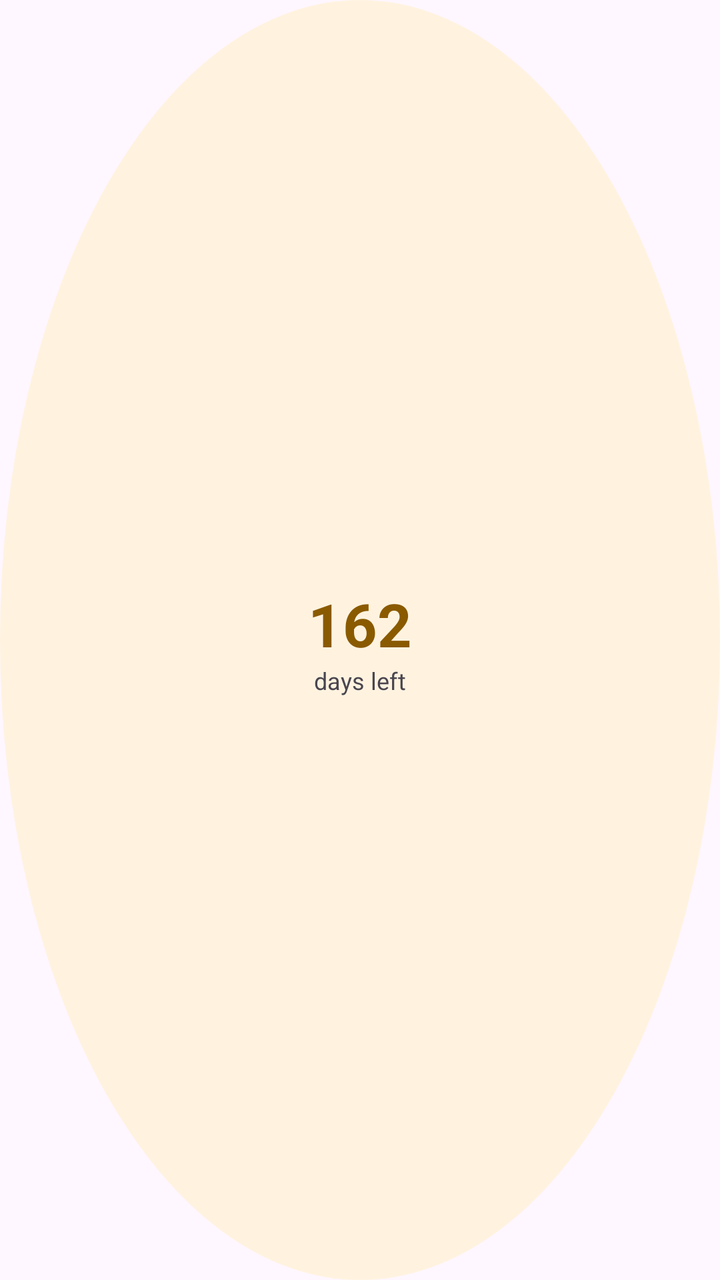
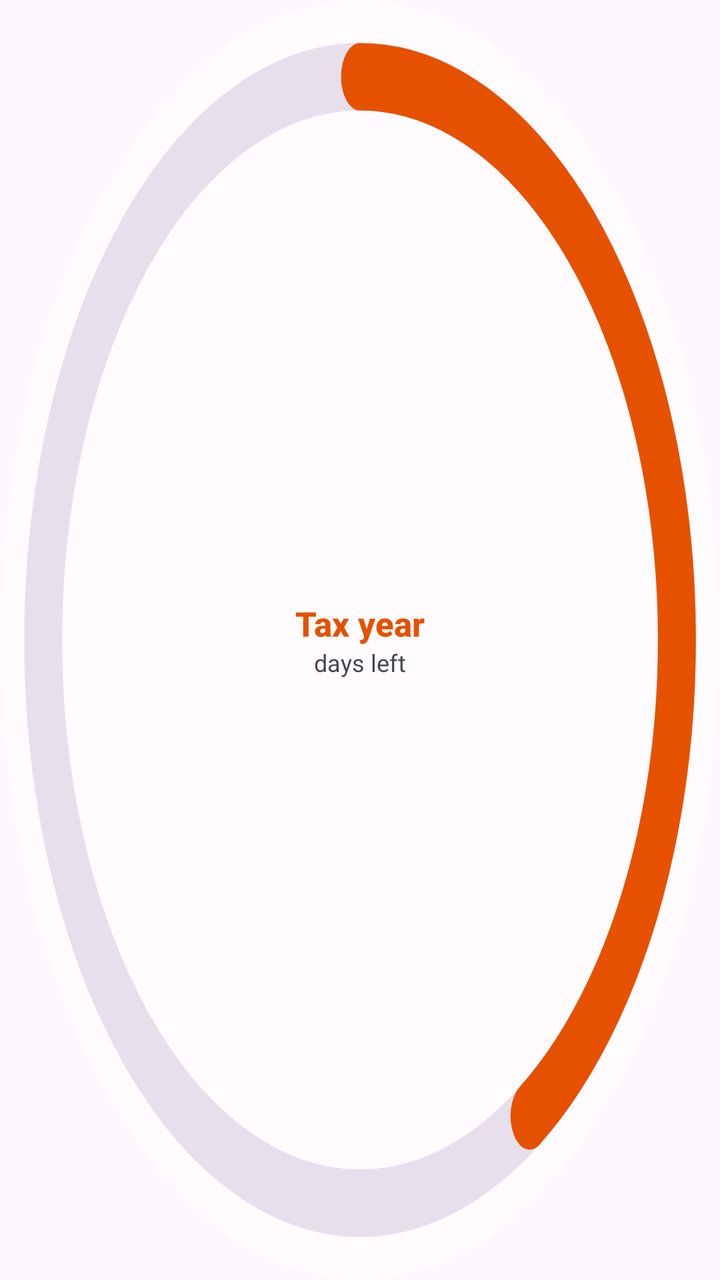

Before-and-after screenshots of an Android layout around one commit, followed by the original layout XML and the change that was made.
<!-- AndroidManifest.xml: application theme Theme.ISAEye -->
<!-- res/layout/widget_preview_tax_year.xml -->
<?xml version="1.0" encoding="utf-8"?>
<FrameLayout xmlns:android="http://schemas.android.com/apk/res/android"
    android:layout_width="match_parent"
    android:layout_height="match_parent"
    android:background="@drawable/widget_preview_tax_year_circle">

    <LinearLayout
        android:layout_width="wrap_content"
        android:layout_height="wrap_content"
        android:layout_gravity="center"
        android:gravity="center"
        android:orientation="vertical">

        <TextView
            android:layout_width="wrap_content"
            android:layout_height="wrap_content"
            android:text="162"
            android:textColor="@color/widget_preview_stage_text"
            android:textSize="30sp"
            android:textStyle="bold" />

        <TextView
            android:layout_width="wrap_content"
            android:layout_height="wrap_content"
            android:text="days left"
            android:textColor="@color/widget_preview_secondary"
            android:textSize="12sp" />
    </LinearLayout>
</FrameLayout>
<!-- resources referenced by this layout -->
<resources>
  <color name="widget_preview_secondary">#49454F</color>
  <color name="widget_preview_stage_text">#8A5A00</color>
  <!-- drawable widget_preview_tax_year_circle (drawable) -->
  <?xml version="1.0" encoding="utf-8"?>
  <shape xmlns:android="http://schemas.android.com/apk/res/android" android:shape="oval">
      <solid android:color="@color/widget_preview_stage" />
  </shape>
  <style name="Theme.ISAEye" parent="Theme.Material3.DayNight.NoActionBar" />
  <color name="widget_preview_stage">#FFF3E0</color>
</resources>

<!-- the commit's change to res/layout/widget_preview_tax_year.xml (unified diff, before → after) -->
@@ -3,6 +3,13 @@
     android:layout_width="match_parent"
     android:layout_height="match_parent"
     android:background="@drawable/widget_preview_tax_year_circle">
+
+    <ImageView
+        android:layout_width="match_parent"
+        android:layout_height="match_parent"
+        android:contentDescription="@null"
+        android:scaleType="fitXY"
+        android:src="@drawable/widget_preview_tax_year_ring" />
 
     <LinearLayout
         android:layout_width="wrap_content"
@@ -14,14 +21,17 @@
         <TextView
             android:layout_width="wrap_content"
             android:layout_height="wrap_content"
-            android:text="162"
-            android:textColor="@color/widget_preview_stage_text"
-            android:textSize="30sp"
+            android:fontFamily="sans-serif-medium"
+            android:maxLines="1"
+            android:text="@string/widget_tax_year_label"
+            android:textColor="@color/widget_stage_mid"
+            android:textSize="17sp"
             android:textStyle="bold" />
 
         <TextView
             android:layout_width="wrap_content"
             android:layout_height="wrap_content"
+            android:maxLines="1"
             android:text="days left"
             android:textColor="@color/widget_preview_secondary"
             android:textSize="12sp" />
<!-- resource entries referenced after the edit -->
@@ -1,13 +1,37 @@
 <!-- resources referenced by this layout -->
 <resources>
   <color name="widget_preview_secondary">#49454F</color>
-  <color name="widget_preview_stage_text">#8A5A00</color>
+  <color name="widget_stage_mid">#E65100</color>
   <!-- drawable widget_preview_tax_year_circle (drawable) -->
   <?xml version="1.0" encoding="utf-8"?>
   <shape xmlns:android="http://schemas.android.com/apk/res/android" android:shape="oval">
-      <solid android:color="@color/widget_preview_stage" />
+      <solid android:color="@color/widget_preview_surface" />
   </shape>
+  <!-- drawable widget_preview_tax_year_ring (drawable) -->
+  <?xml version="1.0" encoding="utf-8"?>
+  <vector xmlns:android="http://schemas.android.com/apk/res/android"
+      android:width="110dp"
+      android:height="110dp"
+      android:viewportWidth="110"
+      android:viewportHeight="110">
+  
+      <path
+          android:fillColor="#00000000"
+          android:pathData="M55,6.6 a48.4,48.4 0 1,0 0,96.8 a48.4,48.4 0 1,0 0,-96.8"
+          android:strokeColor="@color/widget_preview_surface_variant"
+          android:strokeLineCap="round"
+          android:strokeWidth="5.8" />
+  
+      <path
+          android:fillColor="#00000000"
+          android:pathData="M55,6.6 A48.4,48.4 0 0,1 80.9,95.9"
+          android:strokeColor="@color/widget_stage_mid"
+          android:strokeLineCap="round"
+          android:strokeWidth="5.8" />
+  </vector>
+  <string name="widget_tax_year_label">Tax year</string>
   <style name="Theme.ISAEye" parent="Theme.Material3.DayNight.NoActionBar" />
-  <color name="widget_preview_stage">#FFF3E0</color>
+  <color name="widget_preview_surface">#FFFBFE</color>
+  <color name="widget_preview_surface_variant">#E7E0EC</color>
 </resources>
 
